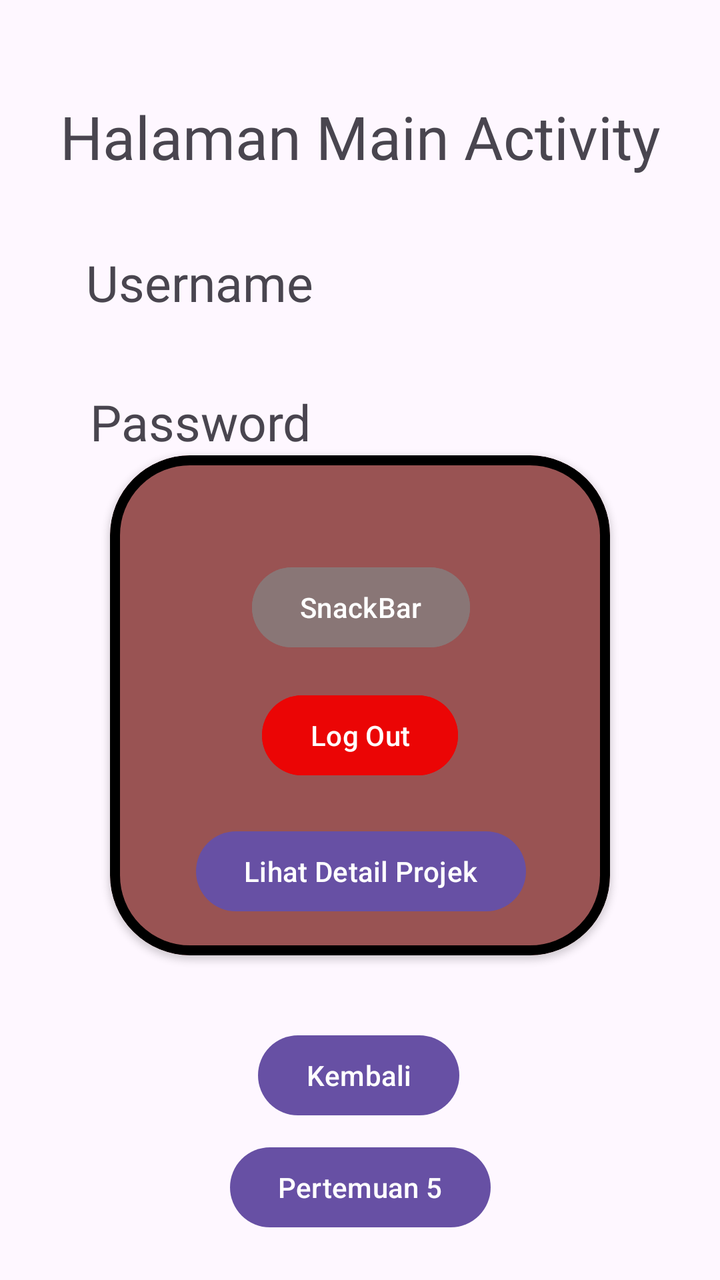
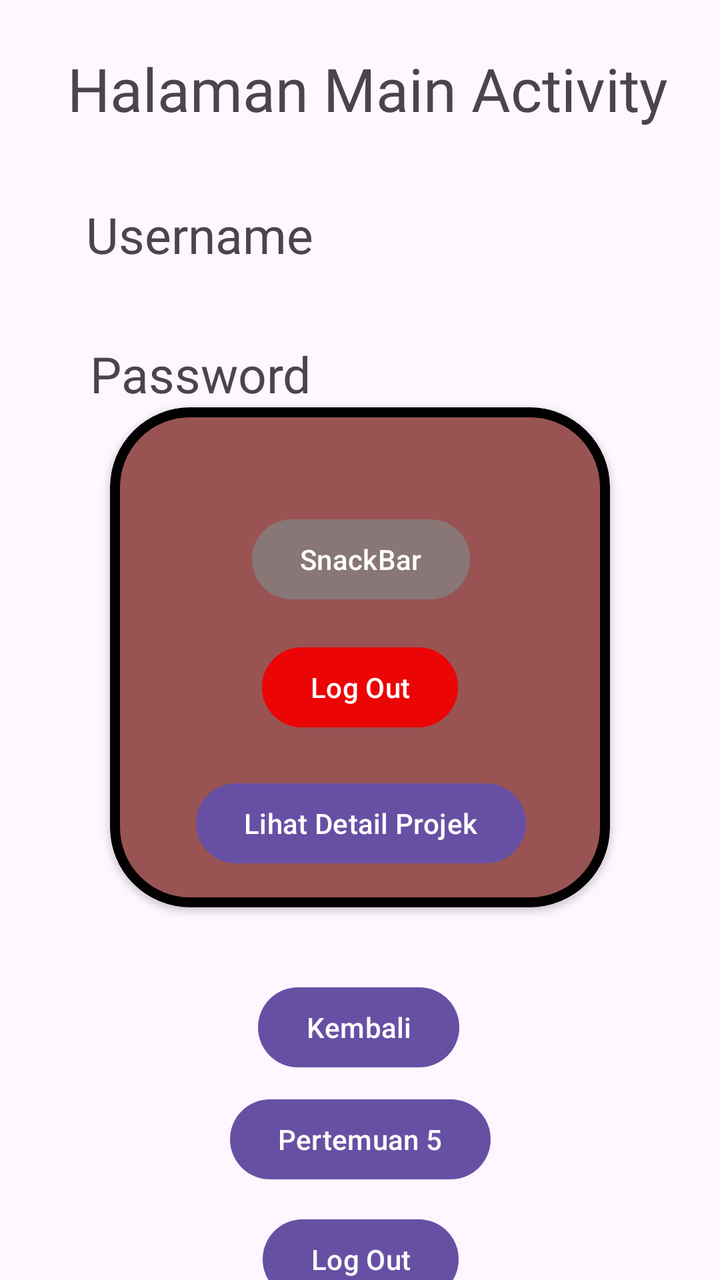

The first picture is an Android layout as it rendered before a commit; the second is the same layout after the commit. The layout source and the unified diff follow.
<!-- AndroidManifest.xml: application theme Theme.NantaWiltaWijaya_3TIB -->
<!-- res/layout/activity_main.xml -->
<?xml version="1.0" encoding="utf-8"?>
<androidx.constraintlayout.widget.ConstraintLayout xmlns:android="http://schemas.android.com/apk/res/android"
    xmlns:app="http://schemas.android.com/apk/res-auto"
    xmlns:tools="http://schemas.android.com/tools"
    android:id="@+id/main"
    android:layout_width="match_parent"
    android:layout_height="match_parent"
    tools:context=".MainActivity">

    <TextView
        android:id="@+id/txtUsername"
        android:layout_width="wrap_content"
        android:layout_height="wrap_content"
        android:layout_marginTop="36dp"
        android:text="Username"
        android:textSize="25dp"
        app:layout_constraintEnd_toEndOf="parent"
        app:layout_constraintHorizontal_bias="0.175"
        app:layout_constraintStart_toStartOf="parent"
        app:layout_constraintTop_toBottomOf="@+id/textView4" />

    <TextView
        android:id="@+id/txtPassword"
        android:layout_width="wrap_content"
        android:layout_height="wrap_content"
        android:layout_marginTop="36dp"
        android:text="Password"
        android:textSize="25dp"
        app:layout_constraintEnd_toEndOf="parent"
        app:layout_constraintHorizontal_bias="0.18"
        app:layout_constraintStart_toStartOf="parent"
        app:layout_constraintTop_toBottomOf="@+id/txtUsername" />


    <TextView
        android:id="@+id/textView4"
        android:layout_width="wrap_content"
        android:layout_height="wrap_content"
        android:layout_marginTop="48dp"
        android:fontFamily="@font/bebasneue_regular"
        android:text="Halaman Main Activity"
        android:textSize="30dp"
        app:layout_constraintEnd_toEndOf="parent"
        app:layout_constraintStart_toStartOf="parent"
        app:layout_constraintTop_toTopOf="parent" />

    <com.google.android.material.card.MaterialCardView
        android:id="@+id/materialCardView2"
        android:layout_width="250dp"
        android:layout_height="250dp"
        app:cardBackgroundColor="#995353"
        app:cardElevation="2dp"
        app:strokeColor="#000000"
        app:strokeWidth="5dp"
        app:cardCornerRadius="40dp"
        app:layout_constraintEnd_toEndOf="parent"
        app:layout_constraintStart_toStartOf="parent"
        app:layout_constraintTop_toBottomOf="@+id/txtPassword">


        <androidx.constraintlayout.widget.ConstraintLayout
            android:layout_width="match_parent"
            android:layout_height="match_parent">

            <Button
                android:id="@+id/btnSnackBar"
                android:layout_width="wrap_content"
                android:layout_height="wrap_content"
                android:layout_marginTop="52dp"
                android:backgroundTint="#897676"
                android:text="SnackBar"
                app:layout_constraintEnd_toEndOf="parent"
                app:layout_constraintHorizontal_bias="0.503"
                app:layout_constraintStart_toStartOf="parent"
                app:layout_constraintTop_toTopOf="parent" />

            <Button
                android:id="@+id/btnAlert"
                android:layout_width="wrap_content"
                android:layout_height="wrap_content"
                android:layout_marginTop="16dp"
                android:backgroundTint="#EB0505"
                android:text="Log Out"
                app:layout_constraintEnd_toEndOf="parent"
                app:layout_constraintStart_toStartOf="parent"
                app:layout_constraintTop_toBottomOf="@+id/btnSnackBar" />

            <Button
                android:id="@+id/btnDetail"
                android:layout_width="wrap_content"
                android:layout_height="wrap_content"
                android:layout_marginTop="20dp"
                android:text="Lihat Detail Projek"
                app:layout_constraintEnd_toEndOf="parent"
                app:layout_constraintHorizontal_bias="0.505"
                app:layout_constraintStart_toStartOf="parent"
                app:layout_constraintTop_toBottomOf="@+id/btnAlert" />

        </androidx.constraintlayout.widget.ConstraintLayout>


    </com.google.android.material.card.MaterialCardView>

    <Button
        android:id="@+id/btnKembali"
        android:layout_width="wrap_content"
        android:layout_height="wrap_content"
        android:layout_marginTop="36dp"
        android:text="Kembali"
        app:layout_constraintEnd_toEndOf="parent"
        app:layout_constraintHorizontal_bias="0.498"
        app:layout_constraintStart_toStartOf="parent"
        app:layout_constraintTop_toBottomOf="@+id/materialCardView2" />

    <Button
        android:id="@+id/btnToLima"
        android:layout_width="wrap_content"
        android:layout_height="wrap_content"
        android:layout_marginTop="8dp"
        android:text="Pertemuan 5"
        app:layout_constraintEnd_toEndOf="parent"
        app:layout_constraintStart_toStartOf="parent"
        app:layout_constraintTop_toBottomOf="@+id/btnKembali" />

</androidx.constraintlayout.widget.ConstraintLayout>
<!-- resources referenced by this layout -->
<resources>
  <style name="Theme.NantaWiltaWijaya_3TIB" parent="Base.Theme.NantaWiltaWijaya_3TIB" />
  <style name="Base.Theme.NantaWiltaWijaya_3TIB" parent="Theme.Material3.DayNight.NoActionBar">
          
          
      </style>
</resources>

<!-- the commit's change to res/layout/activity_main.xml (unified diff, before → after) -->
@@ -36,11 +36,12 @@
         android:id="@+id/textView4"
         android:layout_width="wrap_content"
         android:layout_height="wrap_content"
-        android:layout_marginTop="48dp"
+        android:layout_marginTop="24dp"
         android:fontFamily="@font/bebasneue_regular"
         android:text="Halaman Main Activity"
         android:textSize="30dp"
         app:layout_constraintEnd_toEndOf="parent"
+        app:layout_constraintHorizontal_bias="0.565"
         app:layout_constraintStart_toStartOf="parent"
         app:layout_constraintTop_toTopOf="parent" />
 
@@ -122,4 +123,24 @@
         app:layout_constraintStart_toStartOf="parent"
         app:layout_constraintTop_toBottomOf="@+id/btnKembali" />
 
+    <Button
+        android:id="@+id/btnLogOut"
+        android:layout_width="wrap_content"
+        android:layout_height="wrap_content"
+        android:layout_marginTop="12dp"
+        android:text="Log Out"
+        app:layout_constraintEnd_toEndOf="parent"
+        app:layout_constraintHorizontal_bias="0.501"
+        app:layout_constraintStart_toStartOf="parent"
+        app:layout_constraintTop_toBottomOf="@+id/btnToLima" />
+
+    <Button
+        android:id="@+id/btnToEnam"
+        android:layout_width="wrap_content"
+        android:layout_height="wrap_content"
+        android:text="Pertemuan 6"
+        app:layout_constraintEnd_toEndOf="parent"
+        app:layout_constraintStart_toStartOf="parent"
+        app:layout_constraintTop_toBottomOf="@+id/btnLogOut" />
+
 </androidx.constraintlayout.widget.ConstraintLayout>
